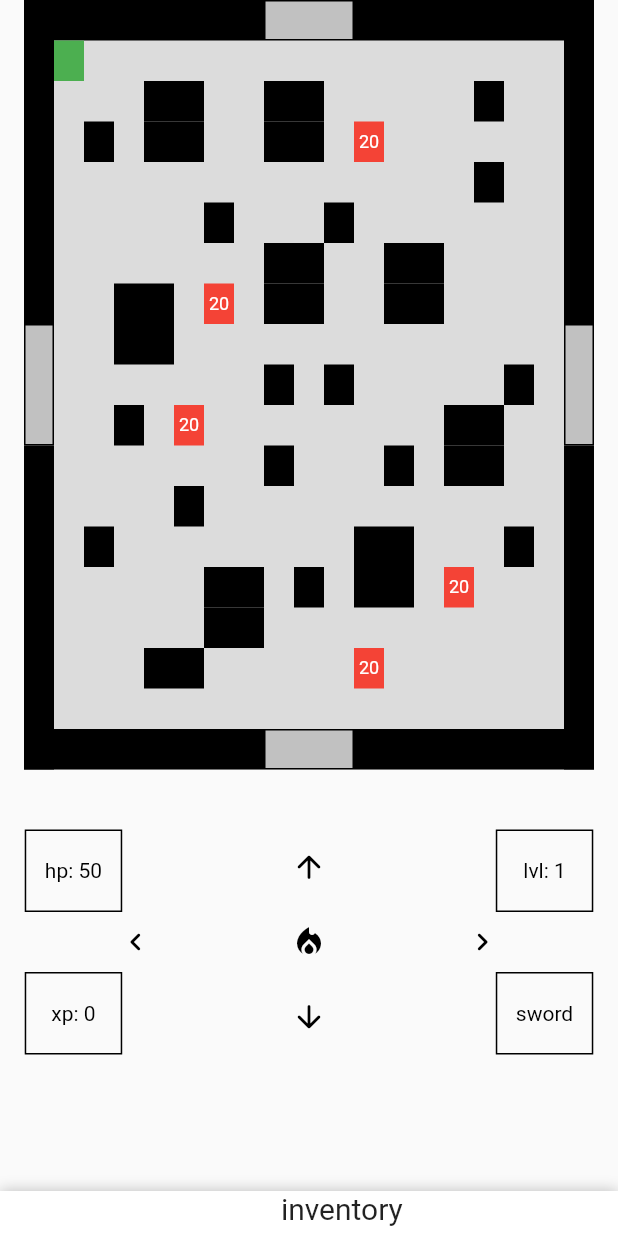
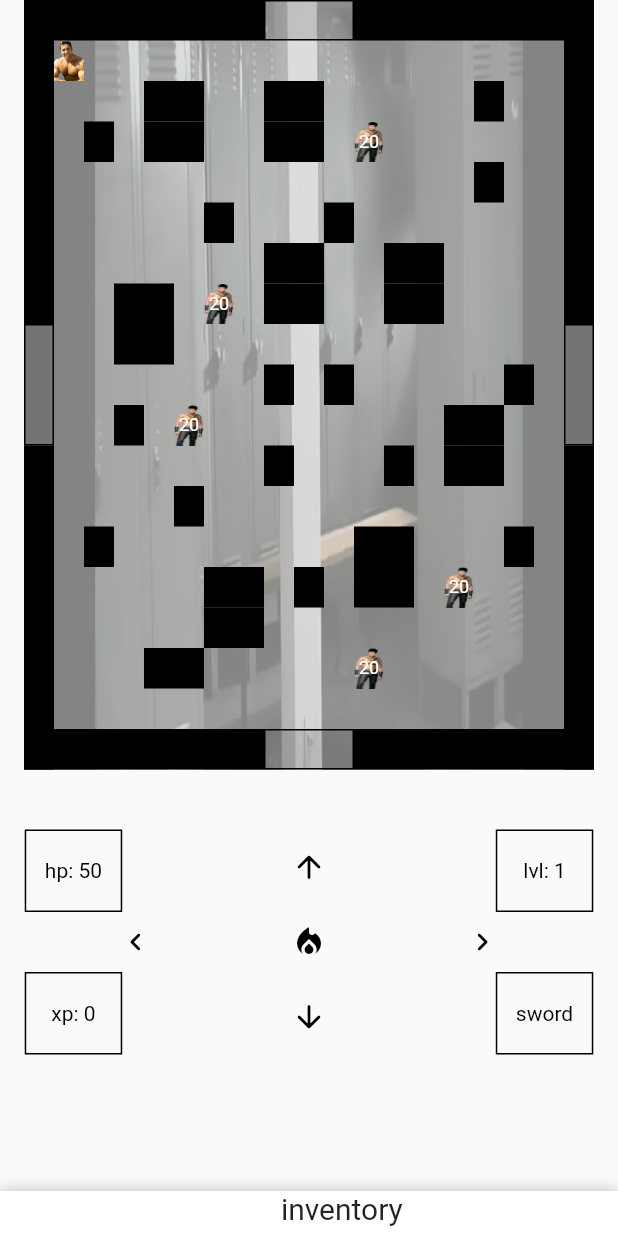
Before and after one commit to Aowar/roguelike_app, a Flutter app: the screen it shows after launch, on a phone screen of 412 x 824 dp. Run offline on Flutter 3.47's test engine with Material 2 defaults, Android fonts, the phone set to English and light mode, and no system bars; drawn by our look-alikes of sliding_up_panel; our stand-ins replace audioplayers; missing offline and left inert: rect_getter.

Commit message:
version 1.1 special

```diff
--- a/lib/character.dart
+++ b/lib/character.dart
@@ -1,3 +1,4 @@
+import 'package:roguelike_app/main.dart';
 import 'package:roguelike_app/room.dart';
 
 import 'bobject.dart';
@@ -65,6 +66,7 @@ class Char extends Bobject{
         room.interior[i][j] = char;
         if (CheckHP(char)) {
           room.interior[i][j] = 0;
+          enemies--;
         }
       }
     }
--- a/lib/chest.dart
+++ b/lib/chest.dart
@@ -1,5 +1,8 @@
 import 'dart:math';
 
+import 'package:audioplayers/audioplayers.dart';
+
+import 'main.dart';
 import 'weapon.dart';
 import 'armor.dart';
 import 'bobject.dart';
@@ -11,6 +14,9 @@ class Chest extends Bobject {
   Chest(x, y) : super(x, y);
 
   void OpenChest(Hero hero) {
+    audioPlayer.stop();
+    final _audioCache = AudioCache(fixedPlayer: audioPlayer);
+    _audioCache.play("That_turns_me_on.mp3");
     int gen = Random().nextInt(2);
     String type = "sword";
     if(gen == 1) {
--- a/lib/hero.dart
+++ b/lib/hero.dart
@@ -1,3 +1,5 @@
+import 'package:audioplayers/audioplayers.dart';
+import 'package:roguelike_app/main.dart';
 import 'package:roguelike_app/room.dart';
 import 'dart:developer' as dev;
 import 'armor.dart';
@@ -56,7 +58,7 @@ class Hero extends Char {
   void GiveXP(Char char) {
     if(CheckHP(char)) {
       kills++;
-      exp = exp + (expneeded/20).round();
+      exp = exp + (expneeded/10).round();
       hp += ((maxhp-hp)/2).round();
       if(hp > maxhp) {
         hp = maxhp;
--- a/lib/main.dart
+++ b/lib/main.dart
@@ -1,3 +1,4 @@
+import 'package:audioplayers/audioplayers.dart';
 import 'package:flutter/services.dart';
 import 'package:roguelike_app/armor.dart';
 import 'package:roguelike_app/libs.dart';
@@ -6,6 +7,7 @@ import 'package:sliding_up_panel/sliding_up_panel.dart';
 import 'hero.dart' as player;
 import 'character.dart';
 
+final audioPlayer = AudioPlayer();
 var playerPozKey = RectGetter.createGlobalKey();
 var upperLeftWallPozKey = RectGetter.createGlobalKey();
 var upperRightWallPozKey = RectGetter.createGlobalKey();
@@ -38,6 +40,7 @@ double _fullFieldWidth = _playerWidth*19;
 double _fullFieldHeight = _playerHeight*19;
 double _fieldWidth = _playerWidth*17;
 double _fieldHeight = _playerHeight*17;
+int enemies = 0;
 late Room room;
 int posYPl=0;
 int posXPl=0;
@@ -76,6 +79,9 @@ class _MyHomePage extends StatelessWidget {
     _playerHeight = (MediaQuery.of(context).size.height / 30).floorToDouble();
     _hero = player.Hero(Weapon(2, "sword"), Armour(2), 1, _playerHeight, _playerWidth);
     room = Room(Random().nextInt(101), _fieldWidth ~/ _playerWidth, _fieldHeight ~/ _playerHeight, _hero.level);
+    audioPlayer.stop();
+    final _audioCache = AudioCache(fixedPlayer: audioPlayer);
+    _audioCache.play("Suction.mp3");
     return const MyHomePage(title: "fds");
   }
 }
@@ -118,6 +124,7 @@ class _MyHomePageState extends State<MyHomePage> {
     for(int i = 0; i < enemyKeys.length; i++) {
       if (RectGetter.getRectFromKey(enemyKeys[i]) != null){
         enemyPos.add(RectGetter.getRectFromKey(enemyKeys[i]));
+        enemies++;
       }
     }
   }
@@ -195,6 +202,10 @@ class _MyHomePageState extends State<MyHomePage> {
       wallsPos.clear();
       exitPos.clear();
       posKeys.clear();
+      enemies = 0;
+      audioPlayer.stop();
+      final _audioCache = AudioCache(fixedPlayer: audioPlayer);
+      _audioCache.play("wooo.mp3");
     }
   }
 
@@ -206,6 +217,10 @@ class _MyHomePageState extends State<MyHomePage> {
     wallsPos.clear();
     exitPos.clear();
     posKeys.clear();
+    enemies = 0;
+    audioPlayer.stop();
+    final _audioCache = AudioCache(fixedPlayer: audioPlayer);
+    _audioCache.play("Suction.mp3");
   }
 
   goUpward() {
@@ -299,6 +314,7 @@ class _MyHomePageState extends State<MyHomePage> {
   }
 
   playerAttack(int direction) {
+    int _enemies = enemies;
     setState(() {
       switch (direction) {
         case 1:
@@ -335,6 +351,11 @@ class _MyHomePageState extends State<MyHomePage> {
           break;
       }
       enemyMovement();
+      if (_enemies > enemies) {
+        audioPlayer.stop();
+        final _audioCache = AudioCache(fixedPlayer: audioPlayer);
+        _audioCache.play(genEnemyDeathSound());
+      }
     });
     enemyKeys.clear();
   }
@@ -349,6 +370,19 @@ class _MyHomePageState extends State<MyHomePage> {
     }
   }
 
+  String genEnemyDeathSound() {
+    int _random = Random.secure().nextInt(100);
+    if (_random >= 0 && _random < 25) {
+      return "fuck-you1.mp3";
+    } else if (_random >= 25 && _random < 50) {
+      return "Take_it_boy.mp3";
+    } else if (_random >= 50 && _random < 75) {
+      return "spank.mp3";
+    } else {
+      return "You_like_that.mp3";
+    }
+  }
+
   getEnemy(int i, int j) {
     var _enemyKey = RectGetter.createGlobalKey();
     var rectGetter = RectGetter(
@@ -357,7 +391,12 @@ class _MyHomePageState extends State<MyHomePage> {
           width: _playerWidth,
           height: _playerHeight,
           child: Container(
-              color: Colors.red,
+              decoration: const BoxDecoration(
+                image: DecorationImage(
+                  fit: BoxFit.fill,
+                  image: AssetImage("assets/van_darkkhom_fuck_you.png"),
+                ),
+              ),
               child: Center(
                 child: Text(room.interior[i][j].hp.toString(),
                     style: const TextStyle(
@@ -444,6 +483,9 @@ class _MyHomePageState extends State<MyHomePage> {
   }
 
   playerDead() {
+    audioPlayer.stop();
+    final _audioCache = AudioCache(fixedPlayer: audioPlayer);
+    _audioCache.play("rip_ears.mp3");
     return Scaffold(
       body: Column(
         mainAxisAlignment: MainAxisAlignment.spaceAround,
@@ -453,6 +495,10 @@ class _MyHomePageState extends State<MyHomePage> {
               fontSize: 22,
               color: Colors.red,
             ),
+          ),
+          const Image(
+            image: AssetImage("assets/17-178465_gachibass-gachi-gasm.png"),
+            fit: BoxFit.fill,
           ),
           Text("You killed: " + _hero.kills.toString(),
             style: const TextStyle(
@@ -472,13 +518,14 @@ class _MyHomePageState extends State<MyHomePage> {
               IconButton(
                   onPressed: () {
                     setState(() {
+                      audioPlayer.stop();
                       _hero = _hero = player.Hero(Weapon(2, "sword"), Armour(2), 1, _playerHeight, _playerWidth);
                       restartLevel();
                       posX = _playerWidth;
                       posY = _playerHeight;
                       posXPl = 0;
                       posYPl = 0;
-                      attackFlag = !attackFlag;
+                      attackFlag = false;
                     });
                   },
                   icon: const Icon(Icons.refresh_sharp, color: Colors.red)
@@ -499,11 +546,30 @@ class _MyHomePageState extends State<MyHomePage> {
   double horizontalWallsLength = _playerWidth*8;
   double verticalWallsLength = _playerHeight*8;
 
+
+  @override
+  void initState() {
+    super.initState();
+  }
+
   @override
   Widget build(BuildContext context) {
     return _hero.hp <= 0 ? playerDead() : Scaffold(
         body: Stack(
           children: [
+            Align(
+              alignment: Alignment.topCenter,
+              child: SizedBox(
+                width: _fullFieldWidth,
+                height: _fullFieldHeight,
+                child: Image(
+                  image: const AssetImage("assets/maxresdefault.jpg"),
+                  color: Colors.black.withOpacity(0.4),
+                  fit: BoxFit.fill,
+                  colorBlendMode: BlendMode.dstATop,
+                ),
+              ),
+            ),
             Column(
               children: [
                 SizedBox(
@@ -599,7 +665,12 @@ class _MyHomePageState extends State<MyHomePage> {
                                           RectGetter.getRectFromKey(upperLeftWallPozKey);
                                         },
                                         child: Container(
-                                          color: Colors.green,
+                                          decoration: const BoxDecoration(
+                                            image: DecorationImage(
+                                              fit: BoxFit.fill,
+                                              image: AssetImage("assets/billy-herrington_5e28bb54852d5.png"),
+                                            ),
+                                          ),
                                         ),
                                       )
                                   ),
@@ -796,7 +867,7 @@ class _MyHomePageState extends State<MyHomePage> {
                   Positioned(
                     top: 30,
                     left: 30,
-                    child: Text("Player attack: " + _hero.weapon.atk.toString() + "\nPlayer defence: " + _hero.armour.def.toString(),
+                    child: Text("Player attack: " + _hero.atk.toString() + "\nPlayer defence: " + _hero.def.toString(),
                       style: const TextStyle(
                           fontSize: 20
                       ),
```
Also changed, not shown: pubspec.yaml (+14 -0 lines), assets/17-178465_gachibass-gachi-gasm.png (added), assets/billy-herrington_5e28bb54852d5.png (added), assets/maxresdefault.jpg (added), assets/van_darkkhom_fuck_you.png (added), pubspec.lock, 8 other files.
